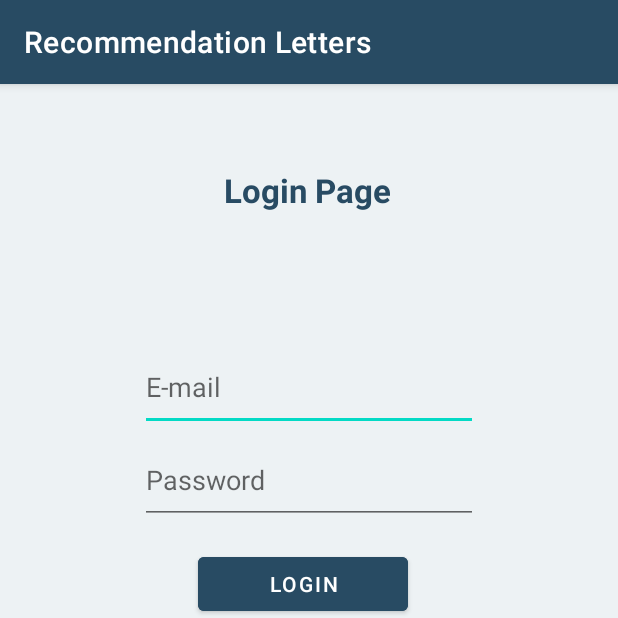
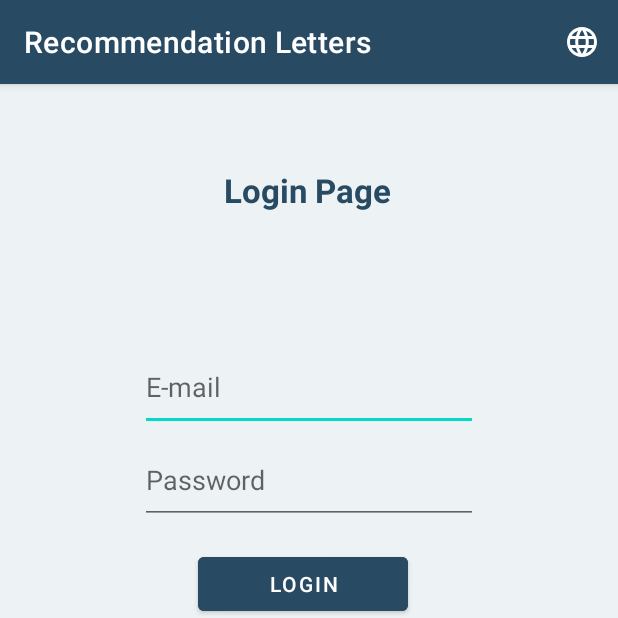
Before and after one commit to krigol14/RecommendationLetters-AndroidApp, an Android app: the screen it shows after launch (MainActivity), on a phone screen of 412 x 824 dp, the top half of it. Run offline under Robolectric (Android 15) with nearby library versions, the phone set to English and light mode, and no system bars; our stand-ins replace Firebase (no records; nobody signed in at launch, a user with empty details on screens opened directly).

Commit message:
Configured language change files and functions

```diff
--- a/app/src/main/java/com/example/recommendationletters/MainActivity.java
+++ b/app/src/main/java/com/example/recommendationletters/MainActivity.java
@@ -4,9 +4,14 @@ import androidx.annotation.NonNull;
 import androidx.appcompat.app.ActionBar;
 import androidx.appcompat.app.AppCompatActivity;
 import android.content.Intent;
+import android.content.res.Configuration;
+import android.content.res.Resources;
 import android.graphics.Color;
 import android.graphics.drawable.ColorDrawable;
 import android.os.Bundle;
+import android.util.DisplayMetrics;
+import android.view.Menu;
+import android.view.MenuItem;
 import android.view.View;
 import android.widget.Button;
 import android.widget.EditText;
@@ -16,10 +21,14 @@ import com.google.android.gms.tasks.Task;
 import com.google.firebase.auth.AuthResult;
 import com.google.firebase.auth.FirebaseAuth;
 
+import java.util.Locale;
+
 public class MainActivity extends AppCompatActivity {
     private FirebaseAuth mAuth;
     EditText email, password;
     Button login;
+    Locale myLocale;
+    String currentLang;
 
     @Override
     protected void onCreate(Bundle savedInstanceState) {
@@ -66,4 +75,34 @@ public class MainActivity extends AppCompatActivity {
         // redirect to activity where the requirements have been implemented
         startActivity(new Intent(MainActivity.this, Requirements.class));
     }
+
+    // helper function for the language change
+    public void setLocale(String localeName) {
+        myLocale = new Locale(localeName);
+        Resources res = getResources();
+        DisplayMetrics dm = res.getDisplayMetrics();
+        Configuration conf = res.getConfiguration();
+        conf.locale = myLocale;
+        res.updateConfiguration(conf, dm);
+        Intent refresh = new Intent(this, MainActivity.class);
+        refresh.putExtra(currentLang, localeName);
+        startActivity(refresh);
+    }
+
+    // the following code is used for the menu bar of the application
+    @Override
+    public boolean onCreateOptionsMenu(Menu menu) {
+        getMenuInflater().inflate(R.menu.menu_main, menu);
+        return true;
+    }
+
+    @Override
+    public boolean onOptionsItemSelected(MenuItem item) {
+        int id = item.getItemId();
+
+        if (id == R.id.greek) {setLocale("el");}
+        if (id == R.id.english) {setLocale("en");}
+
+        return super.onOptionsItemSelected(item);
+    }
 }
--- /dev/null
+++ b/app/src/main/res/drawable/ic_baseline_language_24.xml
@@ -0,0 +1,10 @@
+<vector xmlns:android="http://schemas.android.com/apk/res/android"
+    android:width="24dp"
+    android:height="24dp"
+    android:viewportWidth="24"
+    android:viewportHeight="24"
+    android:tint="?attr/colorControlNormal">
+  <path
+      android:fillColor="#FFFFFF"
+      android:pathData="M11.99,2C6.47,2 2,6.48 2,12s4.47,10 9.99,10C17.52,22 22,17.52 22,12S17.52,2 11.99,2zM18.92,8h-2.95c-0.32,-1.25 -0.78,-2.45 -1.38,-3.56 1.84,0.63 3.37,1.91 4.33,3.56zM12,4.04c0.83,1.2 1.48,2.53 1.91,3.96h-3.82c0.43,-1.43 1.08,-2.76 1.91,-3.96zM4.26,14C4.1,13.36 4,12.69 4,12s0.1,-1.36 0.26,-2h3.38c-0.08,0.66 -0.14,1.32 -0.14,2 0,0.68 0.06,1.34 0.14,2L4.26,14zM5.08,16h2.95c0.32,1.25 0.78,2.45 1.38,3.56 -1.84,-0.63 -3.37,-1.9 -4.33,-3.56zM8.03,8L5.08,8c0.96,-1.66 2.49,-2.93 4.33,-3.56C8.81,5.55 8.35,6.75 8.03,8zM12,19.96c-0.83,-1.2 -1.48,-2.53 -1.91,-3.96h3.82c-0.43,1.43 -1.08,2.76 -1.91,3.96zM14.34,14L9.66,14c-0.09,-0.66 -0.16,-1.32 -0.16,-2 0,-0.68 0.07,-1.35 0.16,-2h4.68c0.09,0.65 0.16,1.32 0.16,2 0,0.68 -0.07,1.34 -0.16,2zM14.59,19.56c0.6,-1.11 1.06,-2.31 1.38,-3.56h2.95c-0.96,1.65 -2.49,2.93 -4.33,3.56zM16.36,14c0.08,-0.66 0.14,-1.32 0.14,-2 0,-0.68 -0.06,-1.34 -0.14,-2h3.38c0.16,0.64 0.26,1.31 0.26,2s-0.1,1.36 -0.26,2h-3.38z"/>
+</vector>
--- /dev/null
+++ b/app/src/main/res/drawable/ic_england.xml
@@ -0,0 +1,42 @@
+<vector xmlns:android="http://schemas.android.com/apk/res/android"
+    android:width="50dp"
+    android:height="25dp"
+    android:viewportWidth="2560"
+    android:viewportHeight="1536">
+  <path
+      android:pathData="M300.6,0.9c0.5,0.4 162.5,97.7 359.9,216.1 197.5,118.5 360,216 361.3,216.8l2.2,1.4 0,-217.6 0,-217.6 -362.2,-0c-202.4,-0 -361.8,0.4 -361.2,0.9z"
+      android:fillColor="#000000"
+      android:strokeColor="#00000000"/>
+  <path
+      android:pathData="M1126.8,307.2l-0.3,307.3 -563.2,0.3 -563.3,0.2 0,153 0,153 563.3,0.2 563.2,0.3 0.3,307.2 0.2,307.3 153,-0 153,-0 0.2,-307.3 0.3,-307.2 563.3,-0.3 563.2,-0.2 0,-153 0,-153 -563.2,-0.2 -563.3,-0.3 -0.3,-307.3 -0.2,-307.2 -153,-0 -153,-0 -0.2,307.2z"
+      android:fillColor="#000000"
+      android:strokeColor="#00000000"/>
+  <path
+      android:pathData="M1536,217.6l0,217.6 4.3,-2.5c2.3,-1.4 165.5,-99.3 362.7,-217.6l358.5,-215.1 -362.7,-0 -362.8,-0 0,217.6z"
+      android:fillColor="#000000"
+      android:strokeColor="#00000000"/>
+  <path
+      android:pathData="M0,345.9l0,166.1 277.2,-0c231.9,-0 276.9,-0.2 275.3,-1.3 -4.2,-2.8 -549.4,-329.7 -550.9,-330.3 -1.5,-0.6 -1.6,14.1 -1.6,165.5z"
+      android:fillColor="#000000"
+      android:strokeColor="#00000000"/>
+  <path
+      android:pathData="M2282,346l-276.5,166 277.3,-0 277.2,-0 0,-166c0,-91.3 -0.3,-166 -0.7,-166 -0.5,0.1 -125.2,74.8 -277.3,166z"
+      android:fillColor="#000000"
+      android:strokeColor="#00000000"/>
+  <path
+      android:pathData="M0,1190.1c0,151.4 0.1,166.1 1.6,165.5 1.5,-0.6 546.7,-327.5 550.9,-330.3 1.6,-1.1 -43.4,-1.3 -275.3,-1.3l-277.2,-0 0,166.1z"
+      android:fillColor="#000000"
+      android:strokeColor="#00000000"/>
+  <path
+      android:pathData="M2281.5,1189.6c151.8,91.1 276.6,165.9 277.3,166.1 0.9,0.4 1.2,-33.1 1.2,-165.6l0,-166.1 -277.2,-0 -277.3,-0 276,165.6z"
+      android:fillColor="#000000"
+      android:strokeColor="#00000000"/>
+  <path
+      android:pathData="M661.6,1318.3l-361.9,217.2 361.8,0.3c199,0.1 362,0.1 362.2,-0.1 0.2,-0.2 0.2,-98.1 0.1,-217.4l-0.3,-217.1 -361.9,217.1z"
+      android:fillColor="#000000"
+      android:strokeColor="#00000000"/>
+  <path
+      android:pathData="M1536,1318.4l0,217.6 362.8,-0 362.7,-0 -358.5,-215.1c-197.2,-118.3 -360.4,-216.2 -362.7,-217.6l-4.3,-2.5 0,217.6z"
+      android:fillColor="#000000"
+      android:strokeColor="#00000000"/>
+</vector>
--- /dev/null
+++ b/app/src/main/res/drawable/ic_greece.xml
@@ -0,0 +1,30 @@
+<vector xmlns:android="http://schemas.android.com/apk/res/android"
+    android:width="50dp"
+    android:height="25dp"
+    android:viewportWidth="640"
+    android:viewportHeight="427">
+  <path
+      android:pathData="M0,47.5l0,47.5 47.3,-0.2 47.2,-0.3 0.3,-47.3 0.2,-47.2 -47.5,-0 -47.5,-0 0,47.5z"
+      android:fillColor="#000000"
+      android:strokeColor="#00000000"/>
+  <path
+      android:pathData="M142.2,47.2l0.3,47.3 47.3,0.3 47.2,0.2 0,23.5 0,23.5 201.5,-0 201.5,-0 0,-23.5 0,-23.5 -201.5,-0 -201.5,-0 0,-24 0,-24 201.5,-0 201.5,-0 0,-23.5 0,-23.5 -249,-0 -249,-0 0.2,47.2z"
+      android:fillColor="#000000"
+      android:strokeColor="#00000000"/>
+  <path
+      android:pathData="M0,190l0,47 47.5,-0 47.5,-0 0,-47 0,-47 -47.5,-0 -47.5,-0 0,47z"
+      android:fillColor="#000000"
+      android:strokeColor="#00000000"/>
+  <path
+      android:pathData="M142,190l0,47 249,-0 249,-0 0,-23.5 0,-23.5 -201.5,-0 -201.5,-0 0,-23.5 0,-23.5 -47.5,-0 -47.5,-0 0,47z"
+      android:fillColor="#000000"
+      android:strokeColor="#00000000"/>
+  <path
+      android:pathData="M0,308.5l0,23.5 320,-0 320,-0 0,-23.5 0,-23.5 -320,-0 -320,-0 0,23.5z"
+      android:fillColor="#000000"
+      android:strokeColor="#00000000"/>
+  <path
+      android:pathData="M0,403.5l0,23.5 320,-0 320,-0 0,-23.5 0,-23.5 -320,-0 -320,-0 0,23.5z"
+      android:fillColor="#000000"
+      android:strokeColor="#00000000"/>
+</vector>
--- /dev/null
+++ b/app/src/main/res/menu/menu_main.xml
@@ -0,0 +1,30 @@
+<?xml version="1.0" encoding="utf-8"?>
+<menu xmlns:android="http://schemas.android.com/apk/res/android"
+    xmlns:app="http://schemas.android.com/apk/res-auto">
+
+    <item android:title="Menu"
+        android:iconTint="@color/white"
+        android:orderInCategory="400"
+        app:showAsAction="always"
+        android:icon="@drawable/ic_baseline_language_24">
+        <menu>
+            <item
+                app:itemIconSize="5dp"
+                android:icon="@drawable/ic_greece"
+                android:id="@+id/greek"
+                android:orderInCategory="300"
+                android:title="Greek"
+                app:showAsAction="collapseActionView">
+            </item>
+            <item
+                app:itemIconSize="12dp"
+                android:icon="@drawable/ic_england"
+                android:id="@+id/english"
+                android:orderInCategory="300"
+                android:title="English"
+                app:showAsAction="collapseActionView">
+            </item>
+        </menu>
+    </item>
+
+</menu>
--- a/build.gradle
+++ b/build.gradle
@@ -5,7 +5,7 @@ buildscript {
         mavenCentral()
     }
     dependencies {
-        classpath "com.android.tools.build:gradle:7.0.4"
+        classpath 'com.android.tools.build:gradle:7.1.2'
         classpath 'com.google.gms:google-services:4.3.10'
 
         // NOTE: Do not place your application dependencies here; they belong
```
Also changed, not shown: gradle/wrapper/gradle-wrapper.properties.
